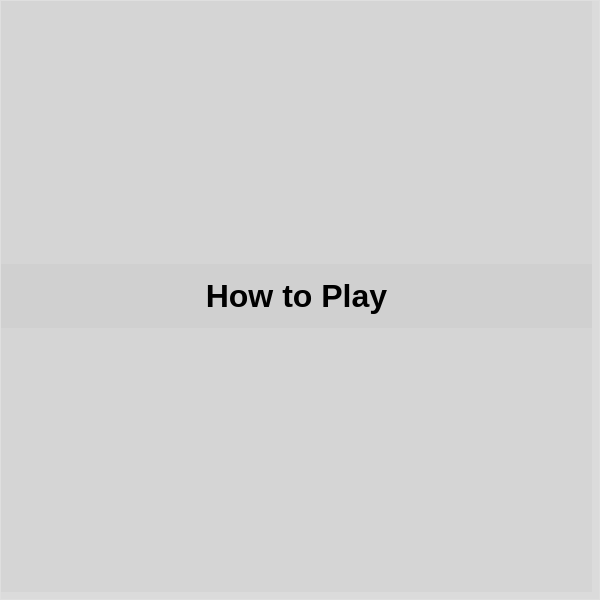
This is src/ui/MainMenu.ui in J0w03L/QtRPSLS as Qt 5 draws it before an edit. The edited form follows.
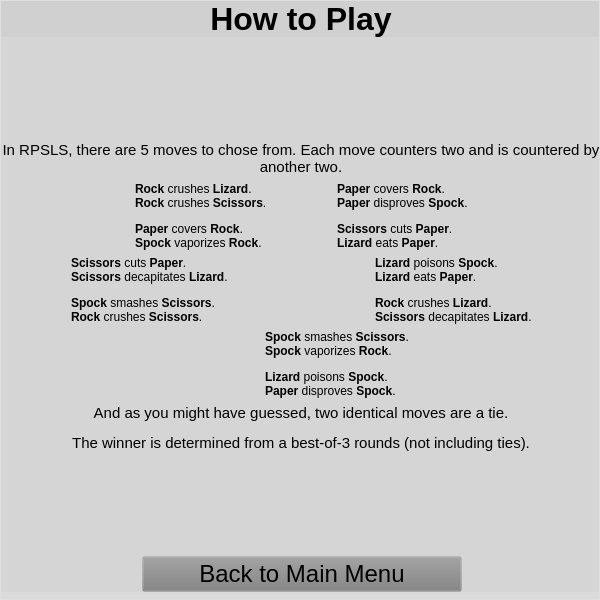
This is the edited form. The open tabs and pages were chosen to show the change. Icons and pictures are not drawn.

Commit message: "How to Play" menu

```diff
--- a/src/ui/MainMenu.ui
+++ b/src/ui/MainMenu.ui
@@ -495,7 +495,7 @@
          <rect>
           <x>0</x>
           <y>0</y>
-          <width>591</width>
+          <width>601</width>
           <height>591</height>
          </rect>
         </property>
@@ -527,7 +527,435 @@
           </widget>
          </item>
          <item>
-          <layout class="QVBoxLayout" name="verticalLayout_6"/>
+          <layout class="QVBoxLayout" name="verticalLayout_6">
+           <item>
+            <spacer name="verticalSpacer_8">
+             <property name="orientation">
+              <enum>Qt::Vertical</enum>
+             </property>
+             <property name="sizeHint" stdset="0">
+              <size>
+               <width>20</width>
+               <height>40</height>
+              </size>
+             </property>
+            </spacer>
+           </item>
+           <item>
+            <widget class="QLabel" name="aboutInfo_2">
+             <property name="maximumSize">
+              <size>
+               <width>600</width>
+               <height>16777215</height>
+              </size>
+             </property>
+             <property name="font">
+              <font>
+               <family>Arial</family>
+               <pointsize>11</pointsize>
+              </font>
+             </property>
+             <property name="styleSheet">
+              <string notr="true">padding: .5em;background: none;</string>
+             </property>
+             <property name="text">
+              <string>&lt;html&gt;&lt;head/&gt;&lt;body&gt;&lt;p&gt;In RPSLS, there are 5 moves to chose from. Each move counters two and is countered by another two.&lt;/p&gt;&lt;/body&gt;&lt;/html&gt;</string>
+             </property>
+             <property name="scaledContents">
+              <bool>false</bool>
+             </property>
+             <property name="alignment">
+              <set>Qt::AlignHCenter|Qt::AlignTop</set>
+             </property>
+             <property name="wordWrap">
+              <bool>true</bool>
+             </property>
+             <property name="openExternalLinks">
+              <bool>true</bool>
+             </property>
+            </widget>
+           </item>
+           <item>
+            <layout class="QHBoxLayout" name="horizontalLayout">
+             <item>
+              <spacer name="horizontalSpacer_11">
+               <property name="orientation">
+                <enum>Qt::Horizontal</enum>
+               </property>
+               <property name="sizeHint" stdset="0">
+                <size>
+                 <width>40</width>
+                 <height>20</height>
+                </size>
+               </property>
+              </spacer>
+             </item>
+             <item>
+              <widget class="QLabel" name="guideRockIcon">
+               <property name="minimumSize">
+                <size>
+                 <width>64</width>
+                 <height>64</height>
+                </size>
+               </property>
+               <property name="maximumSize">
+                <size>
+                 <width>64</width>
+                 <height>64</height>
+                </size>
+               </property>
+               <property name="styleSheet">
+                <string notr="true">image: url(:/assets/Game/img/rock.svg);
+background: none</string>
+               </property>
+               <property name="text">
+                <string/>
+               </property>
+               <property name="margin">
+                <number>0</number>
+               </property>
+               <property name="indent">
+                <number>-1</number>
+               </property>
+              </widget>
+             </item>
+             <item>
+              <widget class="QLabel" name="guideRockText">
+               <property name="styleSheet">
+                <string notr="true">background: none;</string>
+               </property>
+               <property name="text">
+                <string>&lt;html&gt;&lt;head/&gt;&lt;body&gt;&lt;p&gt;&lt;span style=&quot; font-weight:700;&quot;&gt;Rock&lt;/span&gt; crushes &lt;span style=&quot; font-weight:700;&quot;&gt;Lizard&lt;/span&gt;.&lt;br/&gt;&lt;span style=&quot; font-weight:700;&quot;&gt;Rock&lt;/span&gt; crushes &lt;span style=&quot; font-weight:700;&quot;&gt;Scissors&lt;/span&gt;.&lt;/p&gt;&lt;p&gt;&lt;span style=&quot; font-weight:700;&quot;&gt;Paper&lt;/span&gt; covers &lt;span style=&quot; font-weight:700;&quot;&gt;Rock&lt;/span&gt;.&lt;br/&gt;&lt;span style=&quot; font-weight:700;&quot;&gt;Spock&lt;/span&gt; vaporizes &lt;span style=&quot; font-weight:700;&quot;&gt;Rock&lt;/span&gt;.&lt;/p&gt;&lt;/body&gt;&lt;/html&gt;</string>
+               </property>
+              </widget>
+             </item>
+             <item>
+              <spacer name="horizontalSpacer_7">
+               <property name="orientation">
+                <enum>Qt::Horizontal</enum>
+               </property>
+               <property name="sizeHint" stdset="0">
+                <size>
+                 <width>40</width>
+                 <height>20</height>
+                </size>
+               </property>
+              </spacer>
+             </item>
+             <item>
+              <widget class="QLabel" name="guidePaperText">
+               <property name="styleSheet">
+                <string notr="true">background: none;
+</string>
+               </property>
+               <property name="text">
+                <string>&lt;html&gt;&lt;head/&gt;&lt;body&gt;&lt;p&gt;&lt;span style=&quot; font-weight:700;&quot;&gt;Paper&lt;/span&gt; covers &lt;span style=&quot; font-weight:700;&quot;&gt;Rock&lt;/span&gt;.&lt;br/&gt;&lt;span style=&quot; font-weight:700;&quot;&gt;Paper&lt;/span&gt; disproves &lt;span style=&quot; font-weight:700;&quot;&gt;Spock&lt;/span&gt;.&lt;/p&gt;&lt;p&gt;&lt;span style=&quot; font-weight:700;&quot;&gt;Scissors&lt;/span&gt; cuts &lt;span style=&quot; font-weight:700;&quot;&gt;Paper&lt;/span&gt;.&lt;br/&gt;&lt;span style=&quot; font-weight:700;&quot;&gt;Lizard&lt;/span&gt; eats &lt;span style=&quot; font-weight:700;&quot;&gt;Paper&lt;/span&gt;.&lt;/p&gt;&lt;/body&gt;&lt;/html&gt;</string>
+               </property>
+               <property name="scaledContents">
+                <bool>false</bool>
+               </property>
+               <property name="alignment">
+                <set>Qt::AlignLeading|Qt::AlignLeft|Qt::AlignVCenter</set>
+               </property>
+              </widget>
+             </item>
+             <item>
+              <widget class="QLabel" name="guidePaperIcon">
+               <property name="minimumSize">
+                <size>
+                 <width>64</width>
+                 <height>64</height>
+                </size>
+               </property>
+               <property name="maximumSize">
+                <size>
+                 <width>64</width>
+                 <height>64</height>
+                </size>
+               </property>
+               <property name="styleSheet">
+                <string notr="true">image: url(:/assets/Game/img/paper.svg);
+background: none;</string>
+               </property>
+               <property name="text">
+                <string/>
+               </property>
+              </widget>
+             </item>
+             <item>
+              <spacer name="horizontalSpacer_12">
+               <property name="orientation">
+                <enum>Qt::Horizontal</enum>
+               </property>
+               <property name="sizeHint" stdset="0">
+                <size>
+                 <width>40</width>
+                 <height>20</height>
+                </size>
+               </property>
+              </spacer>
+             </item>
+            </layout>
+           </item>
+           <item>
+            <layout class="QHBoxLayout" name="horizontalLayout_5">
+             <item>
+              <widget class="QLabel" name="guideScissorsIcon">
+               <property name="minimumSize">
+                <size>
+                 <width>64</width>
+                 <height>64</height>
+                </size>
+               </property>
+               <property name="maximumSize">
+                <size>
+                 <width>64</width>
+                 <height>64</height>
+                </size>
+               </property>
+               <property name="styleSheet">
+                <string notr="true">image: url(:/assets/Game/img/scissors.svg);
+background: none;</string>
+               </property>
+               <property name="text">
+                <string/>
+               </property>
+               <property name="margin">
+                <number>0</number>
+               </property>
+               <property name="indent">
+                <number>-1</number>
+               </property>
+              </widget>
+             </item>
+             <item>
+              <widget class="QLabel" name="guideScissorsText">
+               <property name="styleSheet">
+                <string notr="true">background: none;</string>
+               </property>
+               <property name="text">
+                <string>&lt;html&gt;&lt;head/&gt;&lt;body&gt;&lt;p&gt;&lt;span style=&quot; font-weight:700;&quot;&gt;Scissors&lt;/span&gt; cuts &lt;span style=&quot; font-weight:700;&quot;&gt;Paper&lt;/span&gt;.&lt;br/&gt;&lt;span style=&quot; font-weight:700;&quot;&gt;Scissors&lt;/span&gt; decapitates &lt;span style=&quot; font-weight:700;&quot;&gt;Lizard&lt;/span&gt;.&lt;/p&gt;&lt;p&gt;&lt;span style=&quot; font-weight:700;&quot;&gt;Spock&lt;/span&gt; smashes &lt;span style=&quot; font-weight:700;&quot;&gt;Scissors&lt;/span&gt;.&lt;br/&gt;&lt;span style=&quot; font-weight:700;&quot;&gt;Rock&lt;/span&gt; crushes &lt;span style=&quot; font-weight:700;&quot;&gt;Scissors&lt;/span&gt;.&lt;/p&gt;&lt;/body&gt;&lt;/html&gt;</string>
+               </property>
+              </widget>
+             </item>
+             <item>
+              <spacer name="horizontalSpacer_8">
+               <property name="orientation">
+                <enum>Qt::Horizontal</enum>
+               </property>
+               <property name="sizeHint" stdset="0">
+                <size>
+                 <width>40</width>
+                 <height>20</height>
+                </size>
+               </property>
+              </spacer>
+             </item>
+             <item>
+              <widget class="QLabel" name="guideLizardText">
+               <property name="styleSheet">
+                <string notr="true">background: none;</string>
+               </property>
+               <property name="text">
+                <string>&lt;html&gt;&lt;head/&gt;&lt;body&gt;&lt;p&gt;&lt;span style=&quot; font-weight:700;&quot;&gt;Lizard&lt;/span&gt; poisons &lt;span style=&quot; font-weight:700;&quot;&gt;Spock&lt;/span&gt;.&lt;br/&gt;&lt;span style=&quot; font-weight:700;&quot;&gt;Lizard&lt;/span&gt; eats &lt;span style=&quot; font-weight:700;&quot;&gt;Paper&lt;/span&gt;.&lt;/p&gt;&lt;p&gt;&lt;span style=&quot; font-weight:700;&quot;&gt;Rock&lt;/span&gt; crushes &lt;span style=&quot; font-weight:700;&quot;&gt;Lizard&lt;/span&gt;.&lt;br/&gt;&lt;span style=&quot; font-weight:700;&quot;&gt;Scissors&lt;/span&gt; decapitates &lt;span style=&quot; font-weight:700;&quot;&gt;Lizard&lt;/span&gt;.&lt;/p&gt;&lt;/body&gt;&lt;/html&gt;</string>
+               </property>
+              </widget>
+             </item>
+             <item>
+              <widget class="QLabel" name="guideLizardIcon">
+               <property name="minimumSize">
+                <size>
+                 <width>64</width>
+                 <height>64</height>
+                </size>
+               </property>
+               <property name="maximumSize">
+                <size>
+                 <width>64</width>
+                 <height>64</height>
+                </size>
+               </property>
+               <property name="styleSheet">
+                <string notr="true">image: url(:/assets/Game/img/lizard.svg);
+background: none;</string>
+               </property>
+               <property name="text">
+                <string/>
+               </property>
+              </widget>
+             </item>
+            </layout>
+           </item>
+           <item>
+            <layout class="QHBoxLayout" name="horizontalLayout_6">
+             <item>
+              <spacer name="horizontalSpacer_9">
+               <property name="orientation">
+                <enum>Qt::Horizontal</enum>
+               </property>
+               <property name="sizeHint" stdset="0">
+                <size>
+                 <width>40</width>
+                 <height>20</height>
+                </size>
+               </property>
+              </spacer>
+             </item>
+             <item>
+              <widget class="QLabel" name="guideSpockIcon">
+               <property name="minimumSize">
+                <size>
+                 <width>64</width>
+                 <height>64</height>
+                </size>
+               </property>
+               <property name="maximumSize">
+                <size>
+                 <width>64</width>
+                 <height>64</height>
+                </size>
+               </property>
+               <property name="styleSheet">
+                <string notr="true">image: url(:/assets/Game/img/spock.svg);
+background: none;</string>
+               </property>
+               <property name="text">
+                <string/>
+               </property>
+               <property name="margin">
+                <number>0</number>
+               </property>
+               <property name="indent">
+                <number>-1</number>
+               </property>
+              </widget>
+             </item>
+             <item>
+              <widget class="QLabel" name="guideSpockText">
+               <property name="styleSheet">
+                <string notr="true">background: none;</string>
+               </property>
+               <property name="text">
+                <string>&lt;html&gt;&lt;head/&gt;&lt;body&gt;&lt;p&gt;&lt;span style=&quot; font-weight:700;&quot;&gt;Spock&lt;/span&gt; smashes &lt;span style=&quot; font-weight:700;&quot;&gt;Scissors&lt;/span&gt;.&lt;br/&gt;&lt;span style=&quot; font-weight:700;&quot;&gt;Spock&lt;/span&gt; vaporizes &lt;span style=&quot; font-weight:700;&quot;&gt;Rock&lt;/span&gt;.&lt;/p&gt;&lt;p&gt;&lt;span style=&quot; font-weight:700;&quot;&gt;Lizard&lt;/span&gt; poisons &lt;span style=&quot; font-weight:700;&quot;&gt;Spock&lt;/span&gt;.&lt;br/&gt;&lt;span style=&quot; font-weight:700;&quot;&gt;Paper&lt;/span&gt; disproves &lt;span style=&quot; font-weight:700;&quot;&gt;Spock&lt;/span&gt;.&lt;/p&gt;&lt;/body&gt;&lt;/html&gt;</string>
+               </property>
+              </widget>
+             </item>
+             <item>
+              <spacer name="horizontalSpacer_10">
+               <property name="orientation">
+                <enum>Qt::Horizontal</enum>
+               </property>
+               <property name="sizeHint" stdset="0">
+                <size>
+                 <width>40</width>
+                 <height>20</height>
+                </size>
+               </property>
+              </spacer>
+             </item>
+            </layout>
+           </item>
+           <item>
+            <widget class="QLabel" name="aboutInfo_3">
+             <property name="maximumSize">
+              <size>
+               <width>600</width>
+               <height>16777215</height>
+              </size>
+             </property>
+             <property name="font">
+              <font>
+               <family>Arial</family>
+               <pointsize>11</pointsize>
+              </font>
+             </property>
+             <property name="styleSheet">
+              <string notr="true">padding: .5em;background: none;</string>
+             </property>
+             <property name="text">
+              <string>&lt;html&gt;&lt;head/&gt;&lt;body&gt;&lt;p&gt;And as you might have guessed, two identical moves are a tie.&lt;/p&gt;&lt;p&gt;The winner is determined from a best-of-3 rounds (not including ties).&lt;/p&gt;&lt;/body&gt;&lt;/html&gt;</string>
+             </property>
+             <property name="scaledContents">
+              <bool>false</bool>
+             </property>
+             <property name="alignment">
+              <set>Qt::AlignHCenter|Qt::AlignTop</set>
+             </property>
+             <property name="wordWrap">
+              <bool>true</bool>
+             </property>
+             <property name="openExternalLinks">
+              <bool>true</bool>
+             </property>
+            </widget>
+           </item>
+           <item>
+            <spacer name="verticalSpacer_9">
+             <property name="orientation">
+              <enum>Qt::Vertical</enum>
+             </property>
+             <property name="sizeHint" stdset="0">
+              <size>
+               <width>20</width>
+               <height>40</height>
+              </size>
+             </property>
+            </spacer>
+           </item>
+           <item>
+            <layout class="QHBoxLayout" name="horizontalLayout_4">
+             <item>
+              <spacer name="horizontalSpacer_5">
+               <property name="orientation">
+                <enum>Qt::Horizontal</enum>
+               </property>
+               <property name="sizeHint" stdset="0">
+                <size>
+                 <width>40</width>
+                 <height>20</height>
+                </size>
+               </property>
+              </spacer>
+             </item>
+             <item>
+              <widget class="QPushButton" name="guideBackButton">
+               <property name="minimumSize">
+                <size>
+                 <width>320</width>
+                 <height>0</height>
+                </size>
+               </property>
+               <property name="font">
+                <font>
+                 <family>Arial</family>
+                 <pointsize>18</pointsize>
+                 <bold>false</bold>
+                </font>
+               </property>
+               <property name="styleSheet">
+                <string notr="true">margin-bottom: 1.5em;</string>
+               </property>
+               <property name="text">
+                <string>Back to Main Menu</string>
+               </property>
+              </widget>
+             </item>
+             <item>
+              <spacer name="horizontalSpacer_6">
+               <property name="orientation">
+                <enum>Qt::Horizontal</enum>
+               </property>
+               <property name="sizeHint" stdset="0">
+                <size>
+                 <width>40</width>
+                 <height>20</height>
+                </size>
+               </property>
+              </spacer>
+             </item>
+            </layout>
+           </item>
+          </layout>
          </item>
         </layout>
        </widget>
```
Left out of the diff: 6 changed lines with no effect on the pictures. The commit also changes 4 other files.
